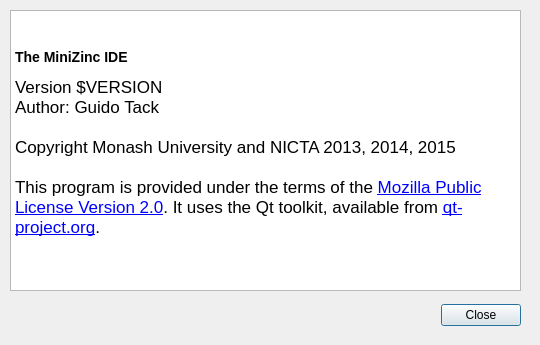
The window that MiniZincIDE/aboutdialog.ui (MiniZinc/MiniZincIDE) describes before a commit, drawn with Qt 5.
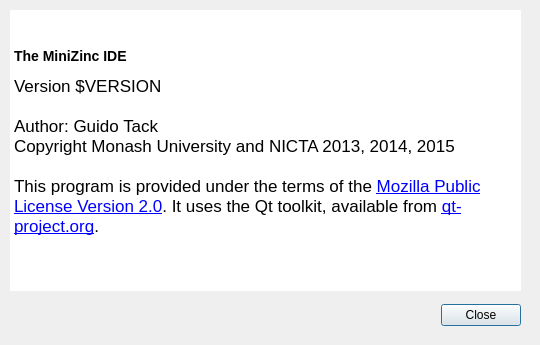
The same window after the commit. Icons and pictures are not drawn.

Commit message: Update about dialog

Patch:
```diff
--- a/MiniZincIDE/aboutdialog.ui
+++ b/MiniZincIDE/aboutdialog.ui
@@ -41,15 +41,22 @@
      <height>281</height>
     </rect>
    </property>
+   <property name="frameShape">
+    <enum>QFrame::NoFrame</enum>
+   </property>
+   <property name="lineWidth">
+    <number>0</number>
+   </property>
    <property name="html">
     <string>&lt;!DOCTYPE HTML PUBLIC &quot;-//W3C//DTD HTML 4.0//EN&quot; &quot;http://www.w3.org/TR/REC-html40/strict.dtd&quot;&gt;
 &lt;html&gt;&lt;head&gt;&lt;meta name=&quot;qrichtext&quot; content=&quot;1&quot; /&gt;&lt;style type=&quot;text/css&quot;&gt;
 p, li { white-space: pre-wrap; }
 &lt;/style&gt;&lt;/head&gt;&lt;body style=&quot; font-family:'.Helvetica Neue DeskInterface'; font-size:13pt; font-weight:400; font-style:normal;&quot;&gt;
-&lt;p style=&quot; margin-top:0px; margin-bottom:0px; margin-left:0px; margin-right:30px; -qt-block-indent:0; text-indent:0px;&quot;&gt;&lt;a href=&quot;http://www.minizinc.org&quot;&gt;&lt;img src=&quot;mznlogo.png&quot; width=&quot;128&quot; height=&quot;108&quot; /&gt;&lt;/a&gt;&lt;span style=&quot; font-family:'.Lucida Grande UI';&quot;&gt; &lt;/span&gt;&lt;/p&gt;
+&lt;p style=&quot; margin-top:0px; margin-bottom:0px; margin-left:0px; margin-right:30px; -qt-block-indent:0; text-indent:0px;&quot;&gt;&lt;a href=&quot;http://www.minizinc.org&quot;&gt;&lt;img src=&quot;:/images/mznlogo.png&quot; width=&quot;128&quot; height=&quot;108&quot; /&gt;&lt;/a&gt;&lt;span style=&quot; font-family:'.Lucida Grande UI';&quot;&gt; &lt;/span&gt;&lt;/p&gt;
 &lt;p style=&quot; margin-top:14px; margin-bottom:12px; margin-left:0px; margin-right:0px; -qt-block-indent:0; text-indent:0px;&quot;&gt;&lt;span style=&quot; font-family:'.Lucida Grande UI'; font-size:large; font-weight:600;&quot;&gt;The MiniZinc IDE&lt;/span&gt;&lt;/p&gt;
-&lt;p style=&quot; margin-top:0px; margin-bottom:0px; margin-left:0px; margin-right:0px; -qt-block-indent:0; text-indent:0px;&quot;&gt;&lt;span style=&quot; font-family:'.Lucida Grande UI';&quot;&gt;Version $VERSION&lt;br /&gt;Author: Guido Tack&lt;br /&gt;&lt;/span&gt;&lt;/p&gt;
-&lt;p style=&quot; margin-top:0px; margin-bottom:0px; margin-left:0px; margin-right:0px; -qt-block-indent:0; text-indent:0px;&quot;&gt;&lt;span style=&quot; font-family:'.Lucida Grande UI';&quot;&gt;Copyright Monash University and NICTA 2013, 2014, 2015 &lt;/span&gt;&lt;/p&gt;
+&lt;p style=&quot; margin-top:0px; margin-bottom:0px; margin-left:0px; margin-right:0px; -qt-block-indent:0; text-indent:0px;&quot;&gt;&lt;span style=&quot; font-family:'.Lucida Grande UI';&quot;&gt;Version $VERSION&lt;/span&gt;&lt;/p&gt;
+&lt;p style=&quot;-qt-paragraph-type:empty; margin-top:0px; margin-bottom:0px; margin-left:0px; margin-right:0px; -qt-block-indent:0; text-indent:0px; font-family:'.Lucida Grande UI';&quot;&gt;&lt;br /&gt;&lt;/p&gt;
+&lt;p style=&quot; margin-top:0px; margin-bottom:0px; margin-left:0px; margin-right:0px; -qt-block-indent:0; text-indent:0px;&quot;&gt;&lt;span style=&quot; font-family:'.Lucida Grande UI';&quot;&gt;Author: Guido Tack&lt;br /&gt;Copyright Monash University and NICTA 2013, 2014, 2015 &lt;/span&gt;&lt;/p&gt;
 &lt;p style=&quot;-qt-paragraph-type:empty; margin-top:0px; margin-bottom:0px; margin-left:0px; margin-right:0px; -qt-block-indent:0; text-indent:0px; font-family:'.Lucida Grande UI';&quot;&gt;&lt;br /&gt;&lt;/p&gt;
 &lt;p style=&quot; margin-top:0px; margin-bottom:0px; margin-left:0px; margin-right:0px; -qt-block-indent:0; text-indent:0px;&quot;&gt;&lt;span style=&quot; font-family:'.Lucida Grande UI';&quot;&gt;This program is provided under the terms of the &lt;/span&gt;&lt;a href=&quot;http://www.minizinc.org/2.0/LICENSE.txt&quot;&gt;&lt;span style=&quot; font-family:'.Lucida Grande UI'; text-decoration: underline; color:#0000ff;&quot;&gt;Mozilla Public License Version 2.0&lt;/span&gt;&lt;/a&gt;&lt;span style=&quot; font-family:'.Lucida Grande UI';&quot;&gt;. It uses the Qt toolkit, available from &lt;/span&gt;&lt;a href=&quot;http://qt-project.org&quot;&gt;&lt;span style=&quot; font-family:'.Lucida Grande UI'; text-decoration: underline; color:#0000ff;&quot;&gt;qt-project.org&lt;/span&gt;&lt;/a&gt;&lt;span style=&quot; font-family:'.Lucida Grande UI';&quot;&gt;. &lt;/span&gt;&lt;/p&gt;&lt;/body&gt;&lt;/html&gt;</string>
    </property>
```
Left out of the diff: 5 changed lines with no effect on the pictures. The commit also changes 1 other file.
